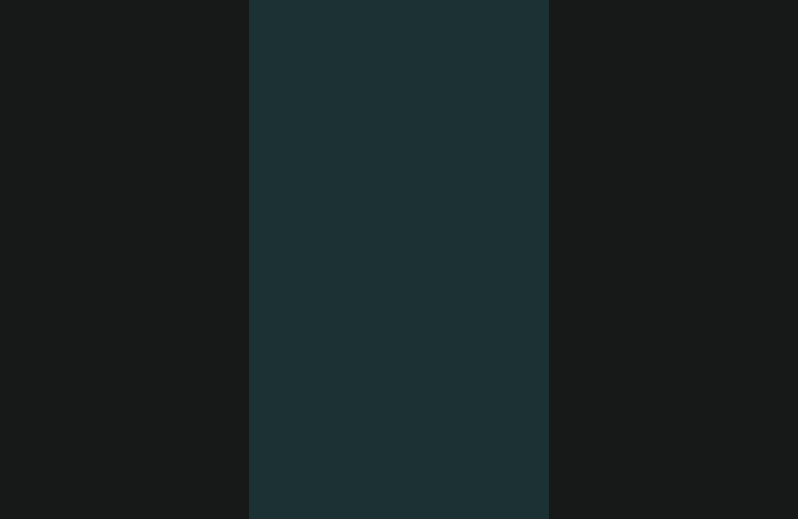
First picture: the form in forms/ChatPage.ui, repository Nheko-Reborn/nheko, before the edit.
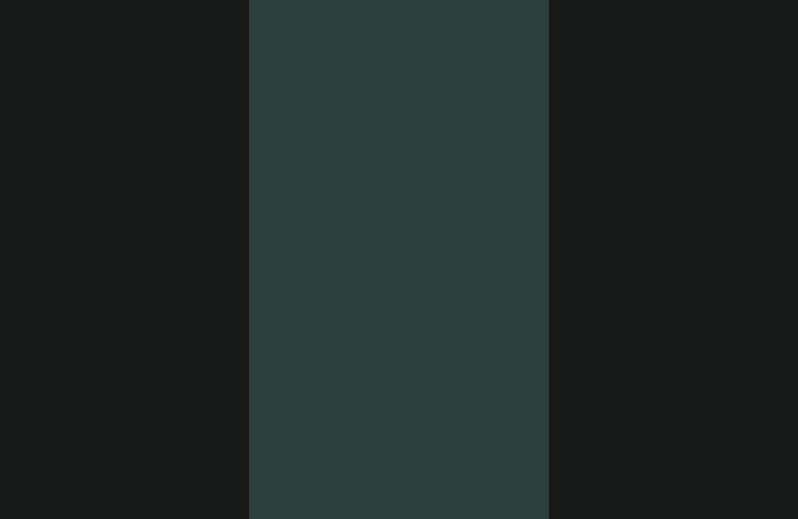
Second picture: the form after the edit.

Commit message: Use less contrast on the sidebar

Patch:
```diff
--- a/forms/ChatPage.ui
+++ b/forms/ChatPage.ui
@@ -90,7 +90,7 @@
             <item>
              <widget class="QWidget" name="sideBarTopWidget" native="true">
               <property name="styleSheet">
-               <string notr="true">background-color: #1c3133;
+               <string notr="true">background-color: #2D3F3D;
 color: #ebebeb;</string>
               </property>
               <layout class="QVBoxLayout" name="verticalLayout_9">
```
The commit also changes 2 other files.
